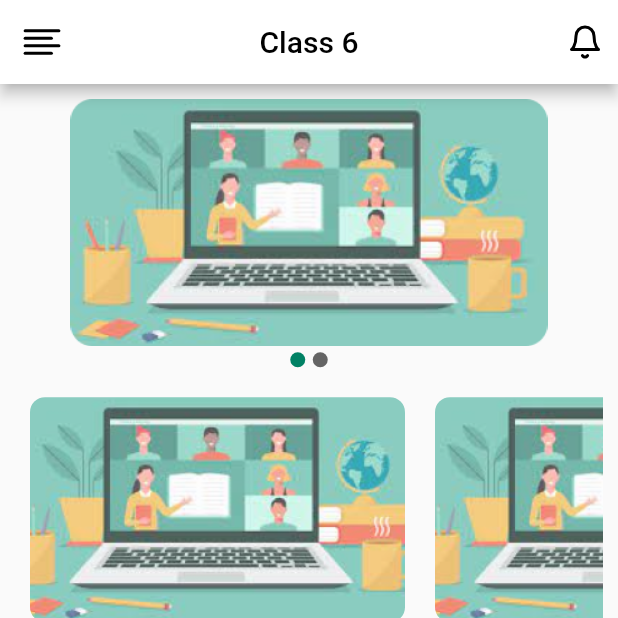
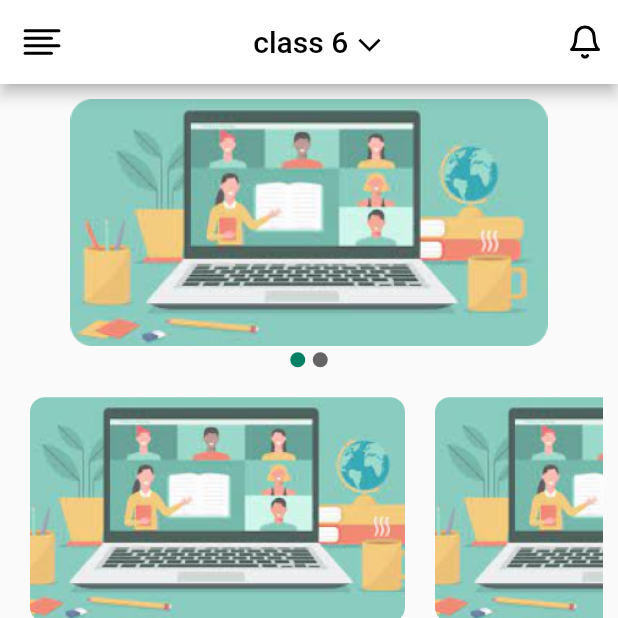
Before and after one commit to betaworkstejastamkar/-ManojAcademy-App, a Flutter app: the Home screen opened directly, on a phone screen of 412 x 824 dp, the top half of it. Run offline on Flutter 3.47's test engine with Material 2 defaults, Android fonts, the phone set to English and light mode, and no system bars; drawn by our look-alikes of carousel_indicator, carousel_slider; our stand-ins replace dio, expandable, flick_video_player, flutter_svg, flutter_svg_provider, responsive_framework and 1 more; project files that could hold a hidden picture were left out.

Commit message:
fixed carousel

```diff
--- /dev/null
+++ b/lib/data/studentdata.dart
@@ -0,0 +1 @@
+String studentClass = 'class 6';
--- a/lib/screens/navbarScreens/home.dart
+++ b/lib/screens/navbarScreens/home.dart
@@ -1,9 +1,8 @@
-import 'package:carousel_slider/carousel_slider.dart';
-import 'package:carousel_slider/carousel_state.dart';
 import 'package:flutter/material.dart';
-import 'package:carousel_indicator/carousel_indicator.dart';
 import 'package:flutter_svg/svg.dart';
+import 'package:manojacademy/data/studentdata.dart';
 import 'package:manojacademy/screens/subScreens/notificationscreen.dart';
+import 'package:manojacademy/widgets/carouselwindow.dart';
 import 'package:manojacademy/widgets/drawer.dart';
 import 'package:manojacademy/widgets/popularcards.dart';
 import 'package:manojacademy/widgets/subjectcards.dart';
@@ -46,13 +45,18 @@ class Home extends StatefulWidget {
 }
 
 class _HomeState extends State<Home> {
-  int _current = 0;
+  String dropdownvalue = studentClass;
+  var items = [
+    'class 4',
+    'class 5',
+    'class 6',
+    'class 7',
+    'class 8',
+    'class 9',
+  ];
   @override
   Widget build(BuildContext context) {
-    double height = MediaQuery.of(context).size.height;
-    double width = MediaQuery.of(context).size.width;
     final GlobalKey<ScaffoldState> _key = GlobalKey();
-    // final CarouselState key1 = GlobalKey();
     return Scaffold(
       key: _key,
       appBar: AppBar(
@@ -70,12 +74,32 @@ class _HomeState extends State<Home> {
         ],
         backgroundColor: Colors.white,
         foregroundColor: Colors.black,
-        title: const Text('Class 6'),
+        title: InkWell(
+          child: Center(
+            child: Wrap(
+              crossAxisAlignment: WrapCrossAlignment.start,
+              children: [
+                Text(dropdownvalue),
+                const SizedBox(
+                  width: 5,
+                ),
+                const RotatedBox(
+                  quarterTurns: 3,
+                  child: Icon(
+                    Icons.arrow_back_ios,
+                    size: 18,
+                    color: Colors.black,
+                  ),
+                )
+              ],
+            ),
+          ),
+        ),
         centerTitle: true,
         leading: IconButton(
             icon: SvgPicture.asset('icons/align-left.svg'),
             onPressed: () {
-              _key.currentState!.openDrawer();
+              _key.currentState?.openDrawer();
               // Scaffold.of(context).openDrawer();
             }),
       ),
@@ -85,54 +109,10 @@ class _HomeState extends State<Home> {
         child: Column(
           crossAxisAlignment: CrossAxisAlignment.start,
           children: [
+            const CarouselWindow(),
             Column(
               crossAxisAlignment: CrossAxisAlignment.center,
               children: [
-                Padding(
-                  padding: const EdgeInsets.fromLTRB(20, 10, 20, 4),
-                  child: CarouselSlider(
-                    key: null,
-                    options: CarouselOptions(
-                        height: width < 440 ? height / 5 : height / 3,
-                        aspectRatio: 16 / 9,
-                        viewportFraction: 1,
-                        initialPage: 0,
-                        autoPlay: true,
-                        autoPlayInterval: const Duration(seconds: 10),
-                        autoPlayAnimationDuration:
-                            const Duration(milliseconds: 1000),
-                        autoPlayCurve: Curves.fastOutSlowIn,
-                        enlargeCenterPage: true,
-                        scrollDirection: Axis.horizontal,
-                        onPageChanged: (index, reason) {
-                          setState(() {
-                            _current = index;
-                          });
-                        }),
-                    items: imageDataItems.map((i) {
-                      return Builder(
-                        builder: (BuildContext context) {
-                          return ClipRRect(
-                              borderRadius: BorderRadius.circular(15),
-                              child: Image.asset(
-                                i,
-                                fit: BoxFit.contain,
-                                width: width,
-                              ));
-                        },
-                      );
-                    }).toList(),
-                  ),
-                ),
-                CarouselIndicator(
-                  height: 10,
-                  width: 10,
-                  cornerRadius: 10,
-                  color: const Color.fromRGBO(0, 0, 0, 0.6),
-                  activeColor: const Color.fromRGBO(0, 129, 100, 1),
-                  count: imageDataItems.length,
-                  index: _current,
-                ),
                 Padding(
                   padding: const EdgeInsets.fromLTRB(10, 10, 10, 5),
                   child: SizedBox(
--- a/lib/screens/navbarScreens/testpage.dart
+++ b/lib/screens/navbarScreens/testpage.dart
@@ -104,11 +104,11 @@ Widget testCards({imageurl, name, precent}) {
     shape: RoundedRectangleBorder(borderRadius: BorderRadius.circular(10)),
     elevation: 4,
     child: Row(children: [
-      Container(
+      SizedBox(
         width: 80,
         height: 110,
         child: ClipRRect(
-          borderRadius: BorderRadius.only(
+          borderRadius: const BorderRadius.only(
               topLeft: Radius.circular(10), bottomLeft: Radius.circular(10)),
           child: SvgPicture.asset(
             imageurl,
--- a/lib/screens/register.dart
+++ b/lib/screens/register.dart
@@ -1,5 +1,6 @@
 import 'package:flutter/material.dart';
 import 'package:flutter_svg/flutter_svg.dart';
+import 'package:manojacademy/data/studentdata.dart';
 import 'package:manojacademy/screens/loginscreen.dart';
 import 'package:manojacademy/screens/navbarScreens/navbar.dart';
 
@@ -199,6 +200,8 @@ class _RegisterState extends State<Register> {
                       ),
                       TextButton(
                         onPressed: () {
+                          studentClass = dropdownvalue;
+                          Navigator.pop(context);
                           Navigator.push(
                               context,
                               MaterialPageRoute(
--- a/lib/screens/subScreens/testchapterpage.dart
+++ b/lib/screens/subScreens/testchapterpage.dart
@@ -37,7 +37,6 @@ class _TestChapterPageState extends State<TestChapterPage> {
   @override
   Widget build(BuildContext context) {
     double height = MediaQuery.of(context).size.height;
-    double width = MediaQuery.of(context).size.width;
     return Scaffold(
       backgroundColor: Colors.white,
       appBar: AppBar(
--- /dev/null
+++ b/lib/widgets/carouselwindow.dart
@@ -0,0 +1,68 @@
+import 'package:carousel_indicator/carousel_indicator.dart';
+import 'package:carousel_slider/carousel_slider.dart';
+import 'package:flutter/material.dart';
+import 'package:manojacademy/screens/navbarScreens/home.dart';
+
+class CarouselWindow extends StatefulWidget {
+  const CarouselWindow({Key? key}) : super(key: key);
+
+  @override
+  State<CarouselWindow> createState() => _CarouselWindowState();
+}
+
+class _CarouselWindowState extends State<CarouselWindow> {
+  int _current = 0;
+
+  @override
+  Widget build(BuildContext context) {
+    double width = MediaQuery.of(context).size.width;
+    double height = MediaQuery.of(context).size.height;
+    return Column(
+      children: [
+        Padding(
+          padding: const EdgeInsets.fromLTRB(20, 10, 20, 4),
+          child: CarouselSlider(
+            options: CarouselOptions(
+                height: width < 440 ? height / 5 : height / 3,
+                aspectRatio: 16 / 9,
+                viewportFraction: 1,
+                initialPage: 0,
+                autoPlay: true,
+                autoPlayInterval: const Duration(seconds: 10),
+                autoPlayAnimationDuration: const Duration(milliseconds: 1000),
+                autoPlayCurve: Curves.fastOutSlowIn,
+                enlargeCenterPage: true,
+                scrollDirection: Axis.horizontal,
+                onPageChanged: (index, reason) {
+                  setState(() {
+                    _current = index;
+                  });
+                }),
+            items: imageDataItems.map((i) {
+              return Builder(
+                builder: (BuildContext context) {
+                  return ClipRRect(
+                      borderRadius: BorderRadius.circular(15),
+                      child: Image.asset(
+                        i,
+                        fit: BoxFit.contain,
+                        width: width,
+                      ));
+                },
+              );
+            }).toList(),
+          ),
+        ),
+        CarouselIndicator(
+          height: 10,
+          width: 10,
+          cornerRadius: 10,
+          color: const Color.fromRGBO(0, 0, 0, 0.6),
+          activeColor: const Color.fromRGBO(0, 129, 100, 1),
+          count: imageDataItems.length,
+          index: _current,
+        ),
+      ],
+    );
+  }
+}
--- a/pubspec.yaml
+++ b/pubspec.yaml
@@ -45,6 +45,7 @@ dependencies:
   dio: ^4.0.6
   open_file: ^3.2.1
   quiver: ^3.1.0
+  responsive_framework: ^0.2.0
 
 dev_dependencies:
   flutter_test:
```
Also changed, not shown: lib/main.dart (+15 -0 lines), lib/screens/DrawerScreens/downloadcertificatepage.dart (+52 -28 lines), lib/screens/DrawerScreens/testresultpage.dart (+14 -21 lines), lib/screens/subScreens/subjectpage.dart (+5 -3 lines), lib/widgets/bottomsheet.dart (added, +19 -0 lines), pubspec.lock.
